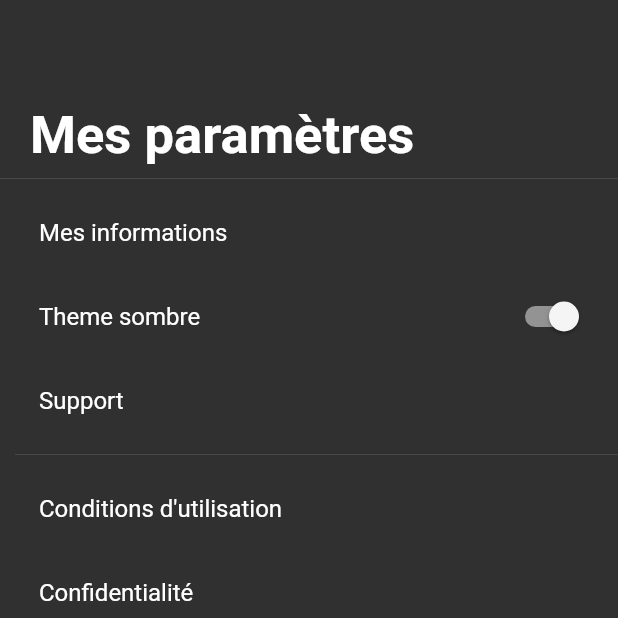
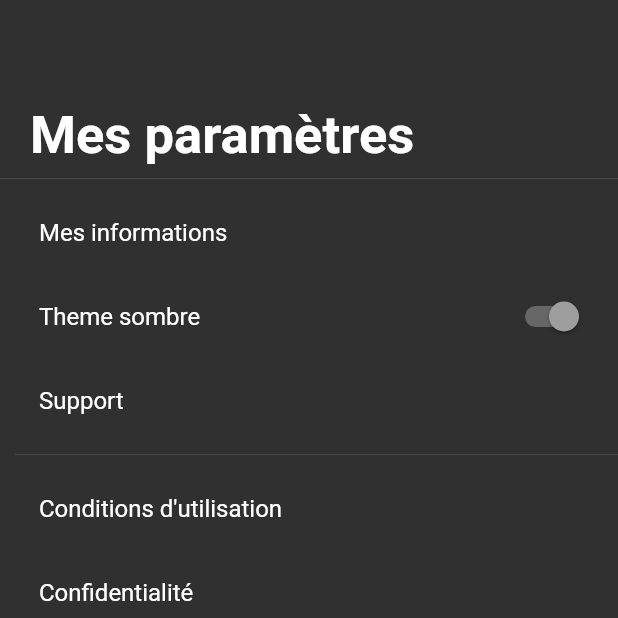
Before and after one commit to avariable2/bordero, a Flutter app: the PageParametres screen opened directly, on a phone screen of 412 x 824 dp, the top half of it. Run offline on Flutter 3.47's test engine with Material 2 defaults, Android fonts, the phone set to English and light mode, and no system bars; our stand-ins replace email_validator, firebase_auth, firebase_core, google_fonts, open_file, pdf and 5 more; missing offline and left inert: onboarding, pdf_viewer_plugin; accounts and stored records are empty.

```diff
--- a/lib/component/list_recherche_action.dart
+++ b/lib/component/list_recherche_action.dart
@@ -156,7 +156,7 @@ class ListRechercheEtActionState extends State<ListRechercheEtAction> {
         });
     return SizedBox(
       height:
-          widget.needTousEcran ? MediaQuery.of(context).size.height / 2.4 : 150,
+          widget.needTousEcran ? MediaQuery.of(context).size.height / 2 : 150,
       child: listview,
     );
   }
--- a/lib/page/page_parametres.dart
+++ b/lib/page/page_parametres.dart
@@ -86,7 +86,7 @@ class _ParametresGlobauxState extends State<ParametresGlobaux> {
               Consumer<ThemeSettings>(
                 builder: (context, value, child) {
                   return SwitchListTile(
-                    activeColor: Theme.of(context).selectedRowColor,
+                    activeColor: Theme.of(context).primaryColorLight,
                     title: const Text("Theme sombre"),
                     value: value.darkTheme,
                     onChanged: (newValue) => value.toggleTheme(),
```
